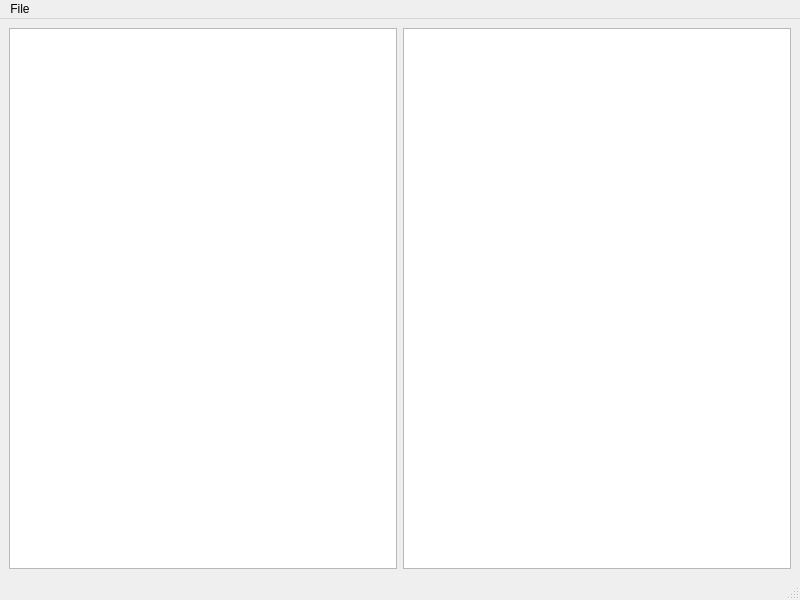
The window that src/mainwindow.ui (goestrip/DCS-Resources-viewer) describes before a commit, drawn with Qt 5.
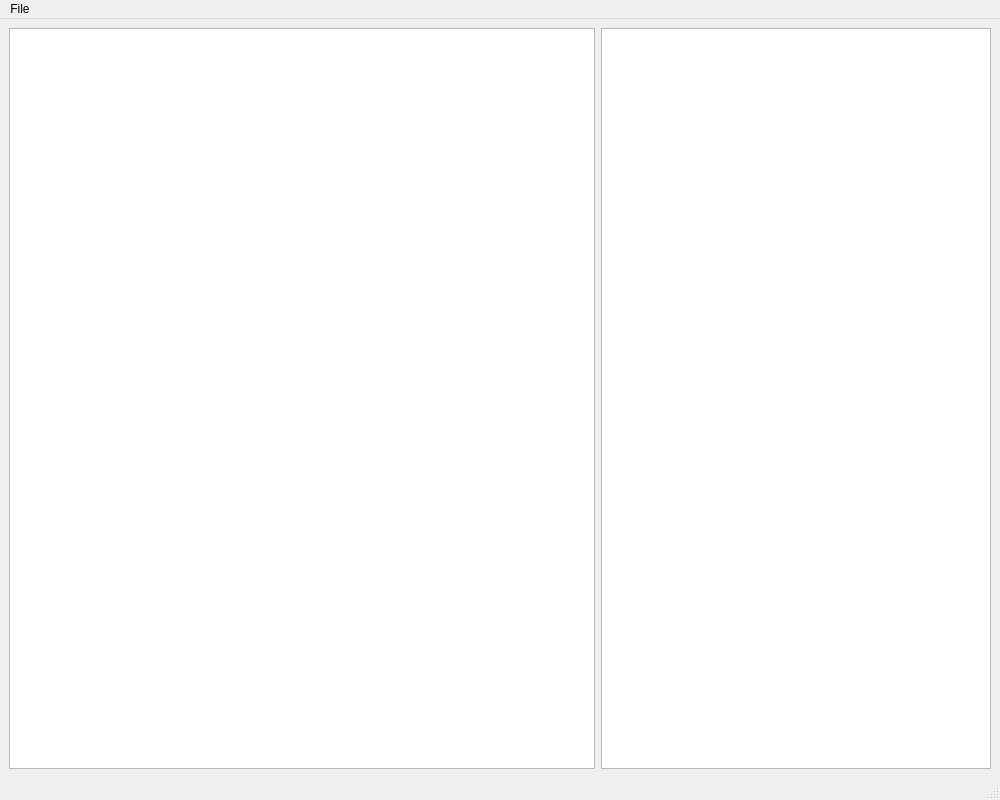
The same window after the commit.

The edit to the form file:
```diff
--- a/src/mainwindow.ui
+++ b/src/mainwindow.ui
@@ -6,8 +6,8 @@
    <rect>
     <x>0</x>
     <y>0</y>
-    <width>800</width>
-    <height>600</height>
+    <width>1000</width>
+    <height>800</height>
    </rect>
   </property>
   <property name="windowTitle">
@@ -18,7 +18,7 @@
     <item>
      <layout class="QVBoxLayout" name="verticalLayout">
       <item>
-       <layout class="QHBoxLayout" name="horizontalLayout">
+       <layout class="QHBoxLayout" name="horizontalLayout" stretch="3,2">
         <item>
          <widget class="QTreeView" name="AirfieldTreeView"/>
         </item>
@@ -36,7 +36,7 @@
     <rect>
      <x>0</x>
      <y>0</y>
-     <width>800</width>
+     <width>1000</width>
      <height>21</height>
     </rect>
    </property>
```
